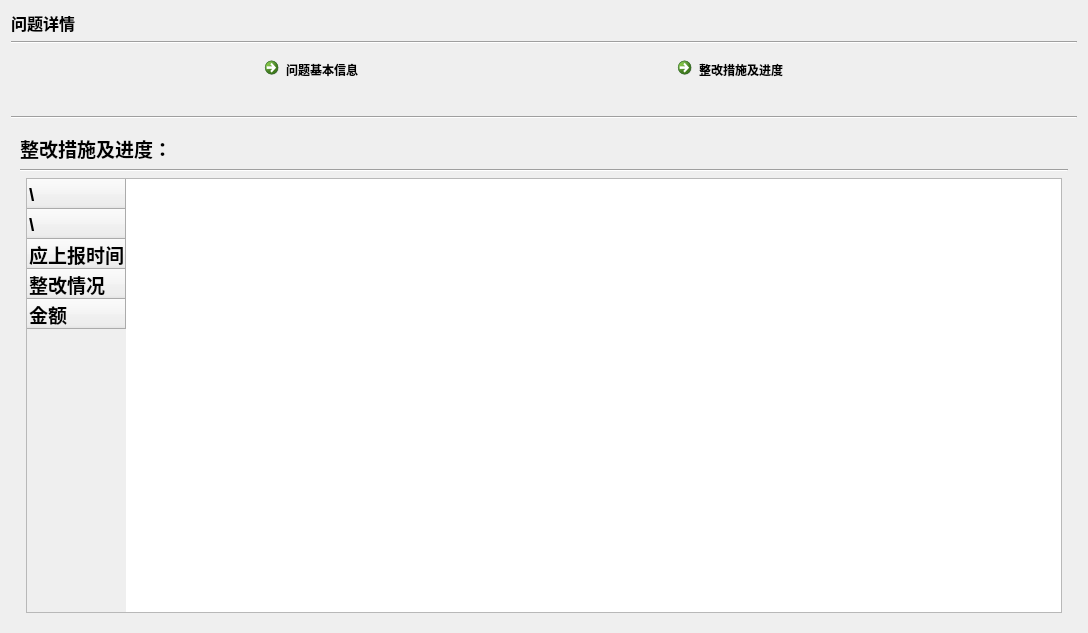
Old version of the form ui_dir/quedetail.ui in the repository wind-sword/Audit.
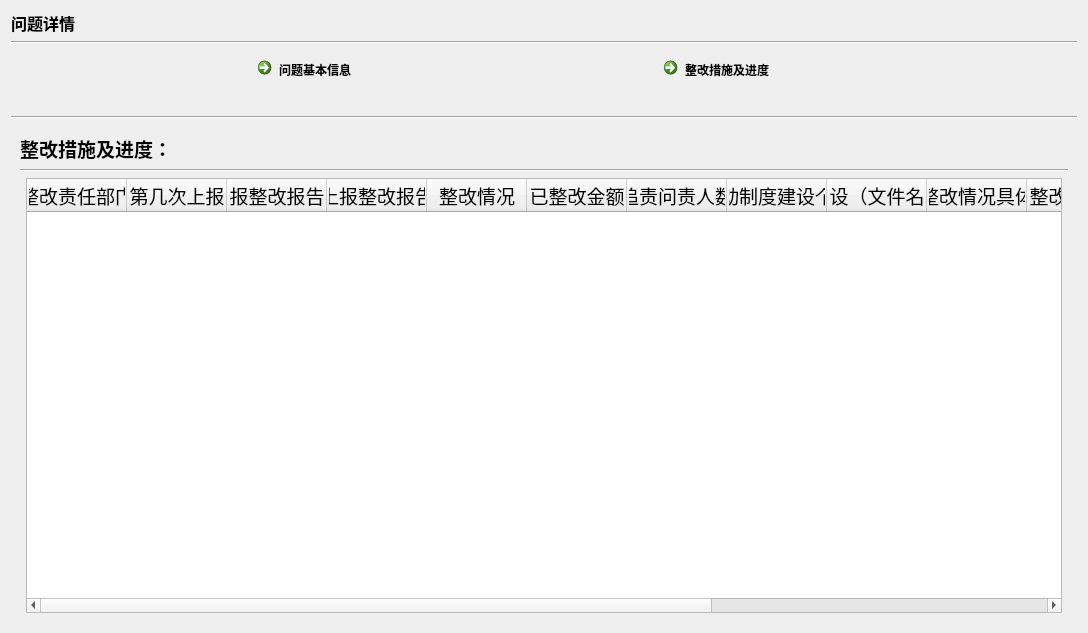
New version of the form. The open tabs and pages were chosen to show the change.

Commit message: 诸多细节完善(缺少输入框下拉选择)，办文浏览功能未完成，整改发函导入功能未完成，部分修改逻辑未实现

What changed in the file:
```diff
--- a/ui_dir/quedetail.ui
+++ b/ui_dir/quedetail.ui
@@ -72,7 +72,7 @@
       <widget class="QCommandLinkButton" name="commandLinkButton_2">
        <property name="minimumSize">
         <size>
-         <width>161</width>
+         <width>180</width>
          <height>60</height>
         </size>
        </property>
@@ -418,66 +418,156 @@
        </item>
        <item row="2" column="1">
         <widget class="QTableWidget" name="tableWidget_2">
-         <row>
+         <column>
           <property name="text">
-           <string>\</string>
+           <string>整改责任部门</string>
           </property>
           <property name="font">
            <font>
             <pointsize>14</pointsize>
-            <weight>75</weight>
-            <bold>true</bold>
            </font>
           </property>
-         </row>
-         <row>
+         </column>
+         <column>
           <property name="text">
-           <string>\</string>
+           <string>第几次上报</string>
           </property>
           <property name="font">
            <font>
             <pointsize>14</pointsize>
-            <weight>75</weight>
-            <bold>true</bold>
            </font>
           </property>
-         </row>
-         <row>
+         </column>
+         <column>
           <property name="text">
-           <string>应上报时间</string>
+           <string>应上报整改报告时间</string>
           </property>
           <property name="font">
            <font>
             <pointsize>14</pointsize>
-            <weight>75</weight>
-            <bold>true</bold>
            </font>
           </property>
-         </row>
-         <row>
+         </column>
+         <column>
           <property name="text">
+           <string>实际上报整改报告时间</string>
+          </property>
+          <property name="font">
+           <font>
+            <pointsize>14</pointsize>
+           </font>
+          </property>
+         </column>
+         <column>
+          <property name="text">
            <string>整改情况</string>
           </property>
           <property name="font">
            <font>
             <pointsize>14</pointsize>
-            <weight>75</weight>
-            <bold>true</bold>
            </font>
           </property>
-         </row>
-         <row>
+         </column>
+         <column>
           <property name="text">
-           <string>金额</string>
+           <string>已整改金额</string>
           </property>
           <property name="font">
            <font>
             <pointsize>14</pointsize>
-            <weight>75</weight>
-            <bold>true</bold>
            </font>
           </property>
-         </row>
+         </column>
+         <column>
+          <property name="text">
+           <string>追责问责人数</string>
+          </property>
+          <property name="font">
+           <font>
+            <pointsize>14</pointsize>
+           </font>
+          </property>
+         </column>
+         <column>
+          <property name="text">
+           <string>推动制度建设个数</string>
+          </property>
+          <property name="font">
+           <font>
+            <pointsize>14</pointsize>
+           </font>
+          </property>
+         </column>
+         <column>
+          <property name="text">
+           <string>推动制度建设（文件名称及文号）</string>
+          </property>
+          <property name="font">
+           <font>
+            <pointsize>14</pointsize>
+           </font>
+          </property>
+         </column>
+         <column>
+          <property name="text">
+           <string>部分整改情况具体描述</string>
+          </property>
+          <property name="font">
+           <font>
+            <pointsize>14</pointsize>
+           </font>
+          </property>
+         </column>
+         <column>
+          <property name="text">
+           <string>未整改原因说明</string>
+          </property>
+          <property name="font">
+           <font>
+            <pointsize>14</pointsize>
+           </font>
+          </property>
+         </column>
+         <column>
+          <property name="text">
+           <string>下一步整改措施及时限</string>
+          </property>
+          <property name="font">
+           <font>
+            <pointsize>14</pointsize>
+           </font>
+          </property>
+         </column>
+         <column>
+          <property name="text">
+           <string>整改情况</string>
+          </property>
+          <property name="font">
+           <font>
+            <pointsize>14</pointsize>
+           </font>
+          </property>
+         </column>
+         <column>
+          <property name="text">
+           <string>整改金额</string>
+          </property>
+          <property name="font">
+           <font>
+            <pointsize>14</pointsize>
+           </font>
+          </property>
+         </column>
+         <column>
+          <property name="text">
+           <string>整改率</string>
+          </property>
+          <property name="font">
+           <font>
+            <pointsize>14</pointsize>
+           </font>
+          </property>
+         </column>
         </widget>
        </item>
       </layout>
```
Left out of the diff: 2 changed lines with no effect on the pictures. The commit also changes 25 other files.
